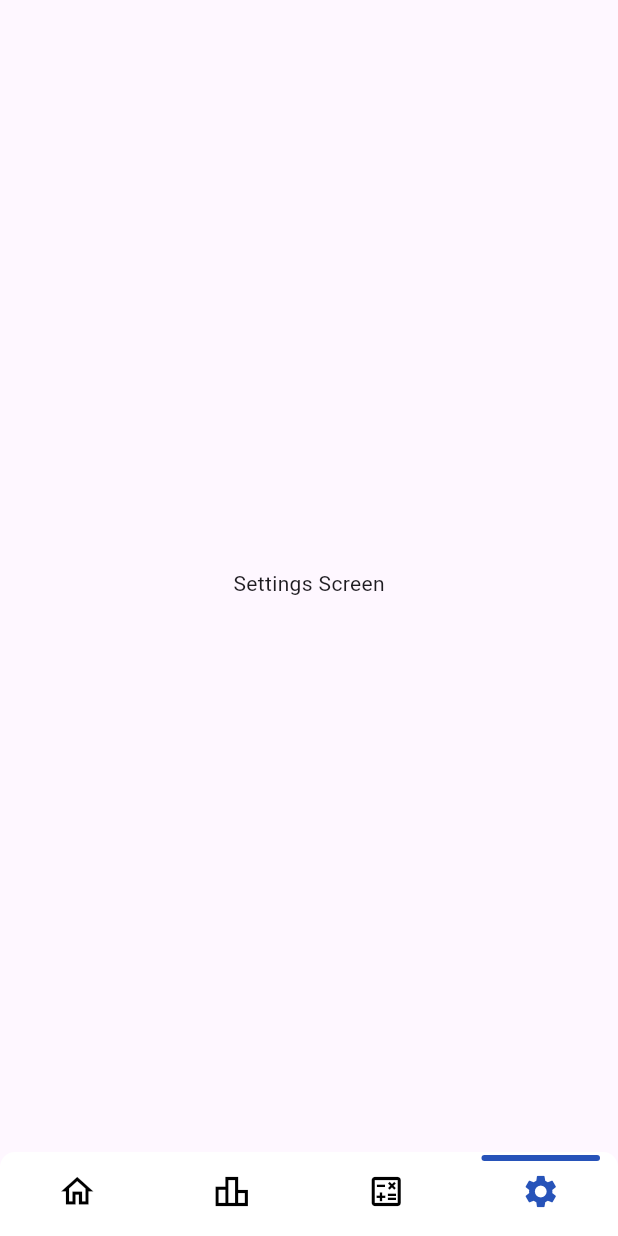
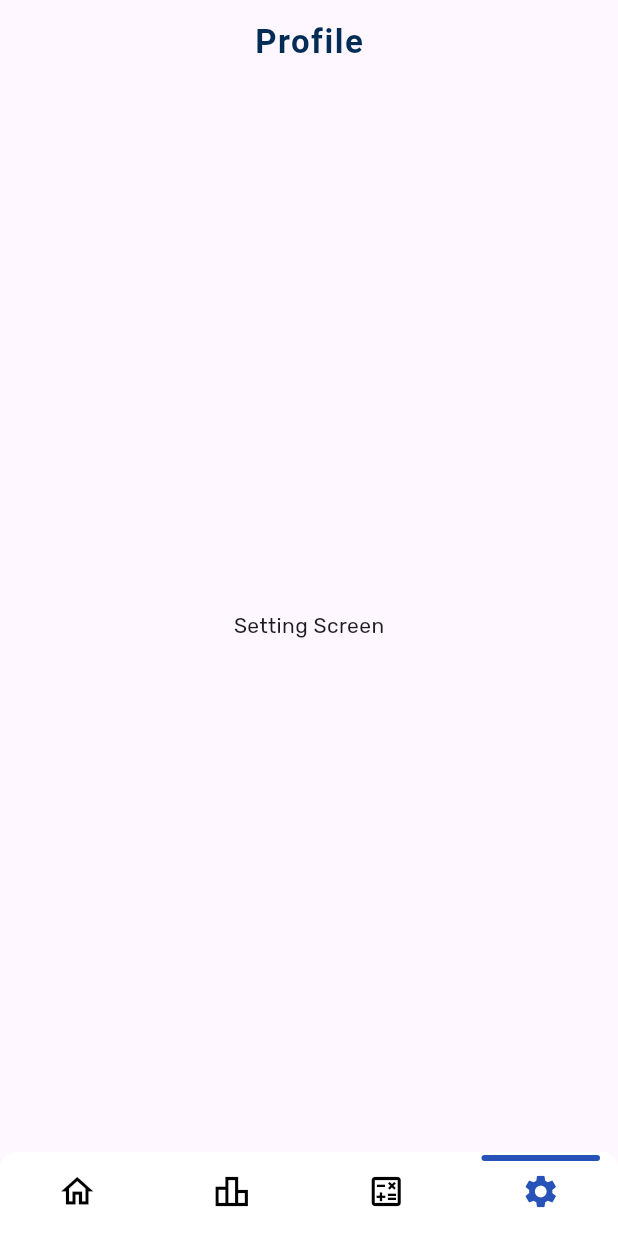
Before and after one commit to alpha031117/Finwise, a Flutter app: the screen it shows after launch, item 4 of the bottom bar chosen, on a phone screen of 412 x 824 dp. Run offline on Flutter 3.47's test engine with Material 3 defaults, Android fonts, the phone set to English and light mode, and no system bars; drawn by our look-alikes of persistent_bottom_nav_bar_v2; our stand-ins replace bloc, equatable, google_fonts, google_nav_bar.

Commit message:
AppBar Created

```diff
--- a/lib/screens/settings/ui/settings_screen.dart
+++ b/lib/screens/settings/ui/settings_screen.dart
@@ -1,4 +1,9 @@
+// ignore_for_file: prefer_const_constructors
+
 import 'package:flutter/material.dart';
+import 'package:google_fonts/google_fonts.dart';
+import 'package:vhack_finwise_app/utils/global_variables.dart';
+import 'package:google_fonts/google_fonts.dart';
 
 class SettingsScreen extends StatelessWidget {
   const SettingsScreen({super.key});
@@ -6,8 +11,29 @@ class SettingsScreen extends StatelessWidget {
   @override
   Widget build(BuildContext context) {
     return Scaffold(
-        body: Center(
-      child: Text('Settings Screen'),
-    ));
+      //   body: Center(
+      // child: Text('Settings Screen'),
+      appBar: AppBar(
+        title: Center(
+          child: Text(
+            'Profile',
+            style: TextStyle(
+                fontFamily: GlobalVariables.titleFont().fontFamily,
+                fontWeight: FontWeight.bold,
+                color: GlobalVariables.tertiaryColor,
+                letterSpacing: 1
+            ),
+          ),
+        ),
+      ),
+      body: Center(
+        child: Text(
+          'Setting Screen',
+          style: TextStyle(
+            fontFamily: GlobalVariables.pointFont().fontFamily,
+          ),
+        ),
+      ),
+    );
   }
 }
```
